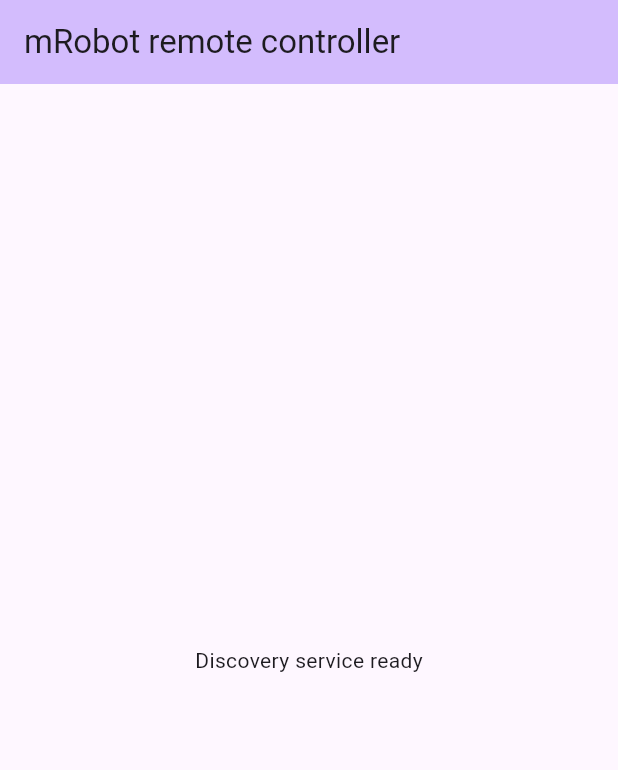
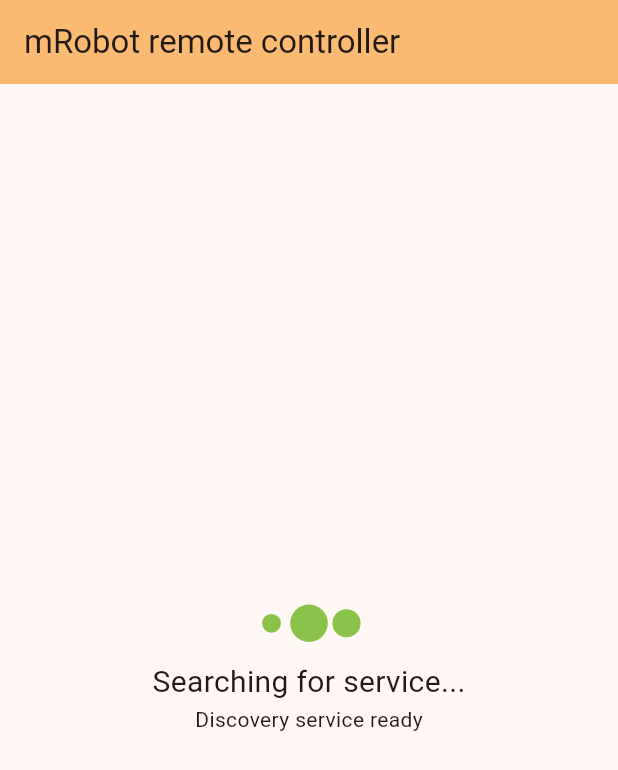
Before and after one commit to amnonpaz/mrobot-remote, a Flutter app: the screen it shows after launch, on a phone screen of 412 x 824 dp. Shown: the top 770 px of the screen. Run offline on Flutter 3.47's test engine with Material 3 defaults, Android fonts, the phone set to English and light mode, and no system bars; our stand-ins replace loading_animation_widget, logger; missing offline and left inert: bonsoir.

Commit message:
Add animation to service searching screen

```diff
--- a/lib/main.dart
+++ b/lib/main.dart
@@ -1,5 +1,6 @@
 import 'package:flutter/material.dart';
 import 'package:mrobot_remote/logics/service_dicoverer.dart';
+import 'package:mrobot_remote/widgets/connection_state_indicator.dart';
 
 void main() {
   runApp(const MyApp());
@@ -14,7 +15,7 @@ class MyApp extends StatelessWidget {
     return MaterialApp(
       title: 'mRobot remote',
       theme: ThemeData(
-        colorScheme: ColorScheme.fromSeed(seedColor: Colors.deepPurple),
+        colorScheme: ColorScheme.fromSeed(seedColor: Colors.orangeAccent),
         useMaterial3: true,
       ),
       home: const MyHomePage(title: 'mRobot remote controller'),
@@ -33,6 +34,7 @@ class MyHomePage extends StatefulWidget {
 
 class _MyHomePageState extends State<MyHomePage> {
   final _serviceDiscoverer = ServiceDiscoverer();
+  final _connectionStateIndicator = ConnectionStateIndicator();
 
   @override
   void initState() {
@@ -42,7 +44,6 @@ class _MyHomePageState extends State<MyHomePage> {
 
   @override
   Widget build(BuildContext context) {
-
     return Scaffold(
       appBar: AppBar(
         backgroundColor: Theme.of(context).colorScheme.inversePrimary,
@@ -51,7 +52,8 @@ class _MyHomePageState extends State<MyHomePage> {
       body: Center(
         child: Column(
           mainAxisAlignment: MainAxisAlignment.center,
-          children: <Widget>[
+          children: [
+            _connectionStateIndicator.getWidget(),
             Text(getServiceDiscoveryStateText())
           ],
         ),
@@ -60,6 +62,7 @@ class _MyHomePageState extends State<MyHomePage> {
   }
 
   onServiceDiscoveryDone() {
+    _connectionStateIndicator.setState(_serviceDiscoverer.state() == ServiceDiscovererState.serviceResolved);
     setState(() {});
   }
 
--- /dev/null
+++ b/lib/widgets/connection_state_indicator.dart
@@ -0,0 +1,31 @@
+import 'package:flutter/material.dart';
+import 'package:loading_animation_widget/loading_animation_widget.dart';
+
+
+class ConnectionStateIndicator {
+  var _connected = false;
+
+  setState(bool connected) => _connected = connected;
+
+  Widget getWidget() {
+    return _connected ? connectedWidget() : disconnectedWidget();
+  }
+
+  connectedWidget() {
+    return const Icon(IconData(0xe159, fontFamily: 'MaterialIcons'), color: Colors.green, size: 100,);
+  }
+
+  disconnectedWidget() {
+    return Column(
+        children: [
+          LoadingAnimationWidget.twistingDots(
+            leftDotColor: Colors.lightGreen,
+            rightDotColor: Colors.deepOrange,
+            size: 50,
+          ),
+          const Text('Searching for service...', style: TextStyle(fontSize: 20))
+        ]
+    );
+  }
+
+}
--- a/pubspec.yaml
+++ b/pubspec.yaml
@@ -32,6 +32,7 @@ dependencies:
     sdk: flutter
   bonsoir: ^5.1.10
   logger: ^2.4.0
+  loading_animation_widget: ^1.2.1
 
 
   # The following adds the Cupertino Icons font to your application.
```
